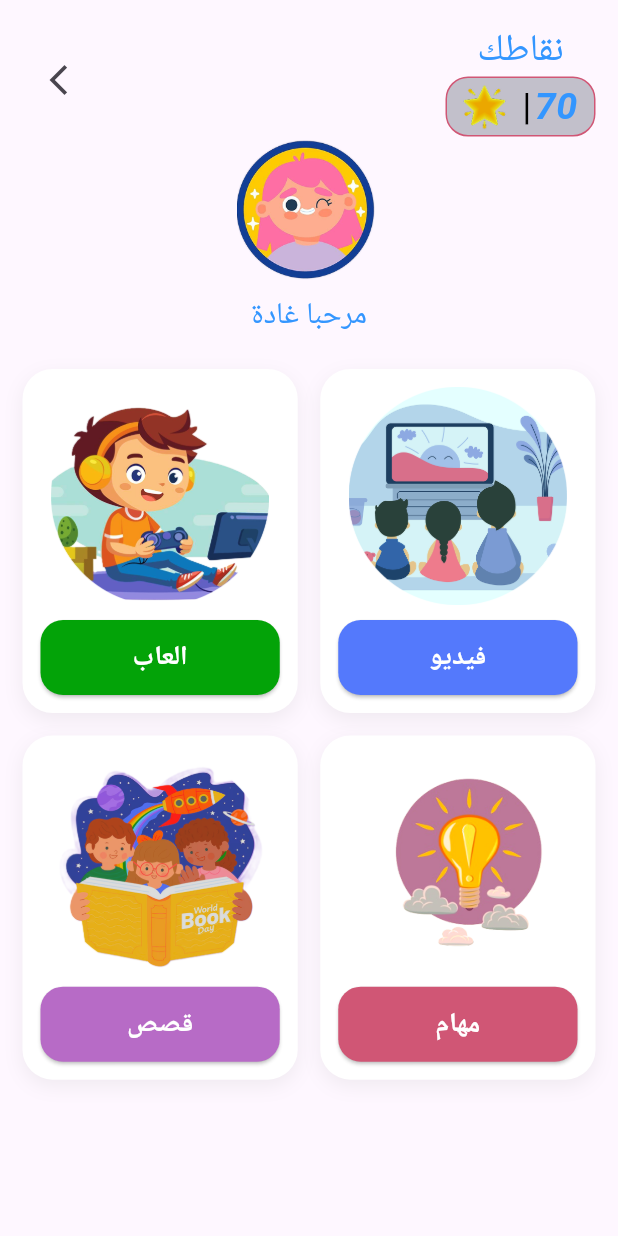
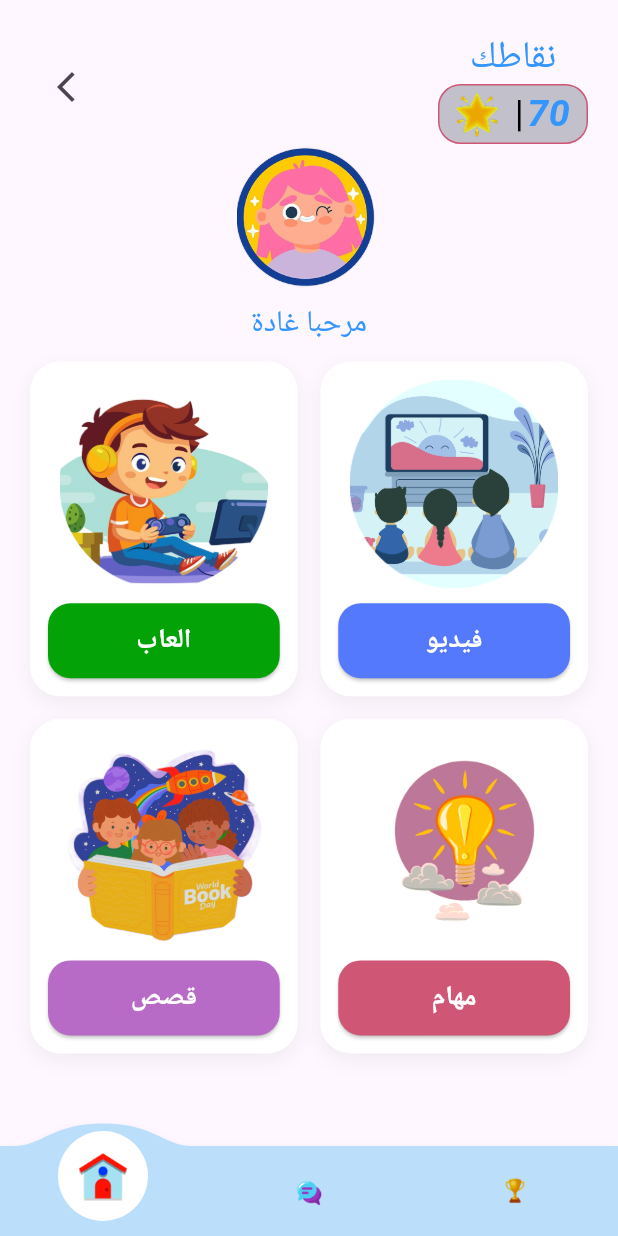
Before and after one commit to MennaOmar2004/Graduation_project, a Flutter app: the screen it shows after launch, on a phone screen of 412 x 824 dp. Run offline on Flutter 3.47's test engine with Material 3 defaults, Android fonts, the phone set to English and light mode, and no system bars; drawn by our look-alikes of convex_bottom_bar.

Commit message:
new commit

```diff
--- a/lib/screens/options_screen.dart
+++ b/lib/screens/options_screen.dart
@@ -1,9 +1,15 @@
+import 'package:convex_bottom_bar/convex_bottom_bar.dart';
 import 'package:flutter/material.dart';
 import 'package:wanisi_app/colors.dart';
 import 'package:wanisi_app/screens/login2.dart';
+class OptionsScreen extends StatefulWidget {
+  const OptionsScreen({super.key});
 
-class OptionsScreen extends StatelessWidget {
-  OptionsScreen({super.key});
+  @override
+  State<OptionsScreen> createState() => _OptionsScreenState();
+}
+
+class _OptionsScreenState extends State<OptionsScreen> {
 
   final List<Map<String,dynamic>> gridItems =[
     {
@@ -27,12 +33,33 @@ class OptionsScreen extends StatelessWidget {
       "buttonColor": AppColors.red
     }
   ];
+  int currentIndex=0;
   @override
   Widget build(BuildContext context) {
     return Scaffold(
+      bottomNavigationBar: ConvexAppBar(
+        onTap: (value) {
+          setState(() {
+            currentIndex=value;
+          });
+        },
+          style: TabStyle.reactCircle,
+          height: 60,
+          backgroundColor:Colors.blue.shade100,
+          color: Colors.grey,
+          // activeColor:Colors.grey ,
+
+          curveSize: 90,
+          top: -15,
+          items: [
+            TabItem(icon: Image.asset("assets/images/Home.png",height: 60,),title: ""),
+            TabItem(icon: Image.asset("assets/images/Messaging.png",height: 60,),title: ""),
+            TabItem(icon: Image.asset("assets/images/Trophy.png",height: 60,),title: "")
+          ]
+      ),
       body: SafeArea(
         child: Padding(
-          padding: const EdgeInsets.all(15),
+          padding: EdgeInsets.all(20),
           child: Column(
             children: [
               Row(
@@ -73,7 +100,7 @@ class OptionsScreen extends StatelessWidget {
               Text("مرحبا غادة",
                 style: TextStyle(color: AppColors.blue,fontSize: 20),
               ),
-              SizedBox(height: 20,),
+              SizedBox(height: 10,),
               Expanded(
                 child: GridView.builder(
                   itemCount: gridItems.length,
--- a/pubspec.yaml
+++ b/pubspec.yaml
@@ -30,6 +30,7 @@ environment:
 dependencies:
   flutter:
     sdk: flutter
+  convex_bottom_bar: ^3.0.0
 
   # The following adds the Cupertino Icons font to your application.
   # Use with the CupertinoIcons class for iOS style icons.
```
Also changed, not shown: assets/images/Home.png (added), assets/images/Messaging.png (added), assets/images/Trophy.png (added), pubspec.lock.
